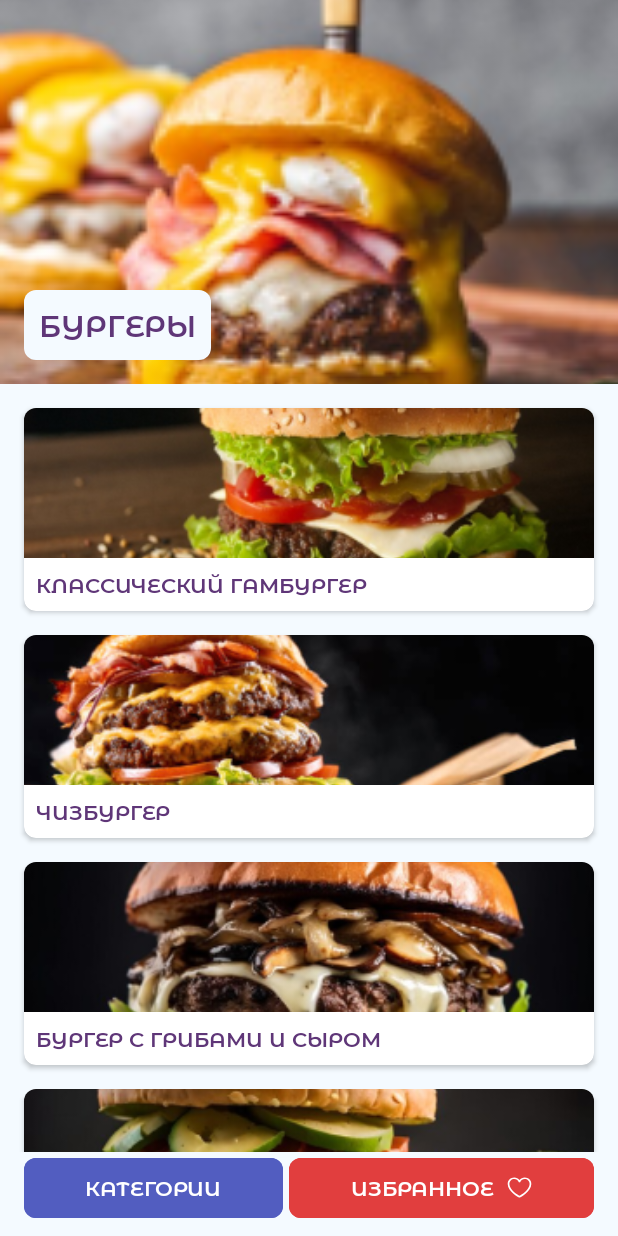
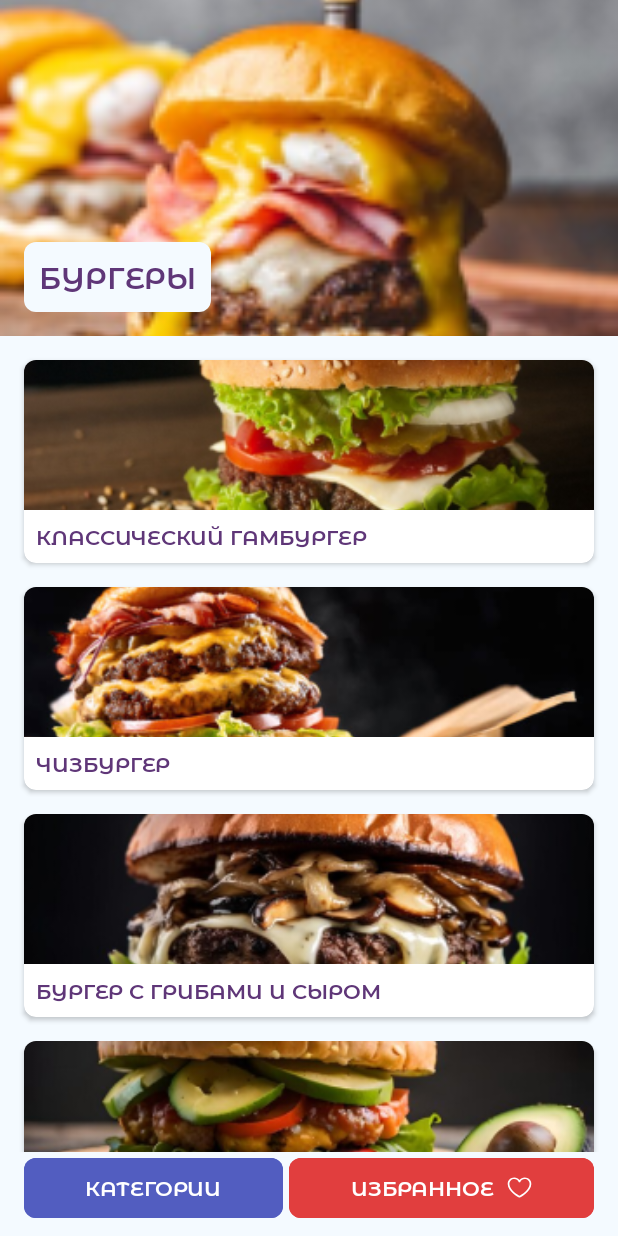
Before and after one commit to NurGuru/RecipesApp, an Android app: the screen it shows after launch (MainActivity), after a tap on "БУРГЕРЫ", on a phone screen of 412 x 824 dp. Run offline under Robolectric (Android 15) with nearby library versions, the phone set to English and light mode, and no system bars.

Commit message:
RA-11 Recipes Screen

```diff
--- a/app/src/main/java/ru/nurguru/recipesapp/RecipesListAdapter.kt
+++ b/app/src/main/java/ru/nurguru/recipesapp/RecipesListAdapter.kt
@@ -39,20 +39,22 @@ class RecipesListAdapter(
     }
 
     override fun onBindViewHolder(viewHolder: ViewHolder, position: Int) {
-        viewHolder.tvRecipeName.text = dataSet[position].title
-        viewHolder.cvRecipeItem.setOnClickListener {
+        with(viewHolder) {
+            tvRecipeName.text = dataSet[position].title
+            cvRecipeItem.setOnClickListener {
                 itemClickListener?.onItemClick(dataSet[position].id)
 
             }
             try {
                 val inputStream: InputStream? =
-                viewHolder.itemView.context.assets?.open(dataSet[position].imageUrl)
+                    itemView.context.assets?.open(dataSet[position].imageUrl)
                 val drawable = Drawable.createFromStream(inputStream, null)
-            viewHolder.ivRecipeImage.setImageDrawable(drawable)
+                ivRecipeImage.setImageDrawable(drawable)
             } catch (e: IOException) {
                 Log.e("error", "Ошибка при загрузке изображения", e)
-            viewHolder.ivRecipeImage.contentDescription =
+                ivRecipeImage.contentDescription =
                     "${R.string.content_description_recipes_cards} ${dataSet[position].title}"
+            }
         }
     }
 
--- a/app/src/main/java/ru/nurguru/recipesapp/RecipesListFragment.kt
+++ b/app/src/main/java/ru/nurguru/recipesapp/RecipesListFragment.kt
@@ -33,19 +33,13 @@ class RecipesListFragment : Fragment(R.layout.fragment_list_recipes) {
         super.onViewCreated(view, savedInstanceState)
         initBundleData()
         initRecycler()
-
-        binding.recept.text = categoryName
-
-        val inputStream: InputStream? =
-            categoryImageUrl?.let { view.context.assets?.open(it) }
-        val drawable = Drawable.createFromStream(inputStream, null)
-        binding.recipeImage.setImageDrawable(drawable)
+        initUI()
     }
 
     private fun initRecycler() {
         val recipesAdapter = RecipesListAdapter(
             dataSet = STUB.getRecipesByCategoryId(
-                categoryId = requireArguments().getInt(Constants.ARG_CATEGORY_ID)// кажись тут намудрил, но вроде все работает))
+                categoryId = requireArguments().getInt(Constants.ARG_CATEGORY_ID)
             )
         )
         binding.rvRecipes.adapter = recipesAdapter
@@ -74,4 +68,12 @@ class RecipesListFragment : Fragment(R.layout.fragment_list_recipes) {
             categoryImageUrl = requireArguments().getString(Constants.ARG_CATEGORY_IMAGE_URL)
         }
     }
+
+    private fun initUI(){
+        binding.tvRecipeTitle.text = categoryName
+        val inputStream: InputStream? =
+            categoryImageUrl?.let { view?.context?.assets?.open(it) }
+        val drawable = Drawable.createFromStream(inputStream, null)
+        binding.recipeImage.setImageDrawable(drawable)
+    }
 }
--- a/app/src/main/res/layout/fragment_list_recipes.xml
+++ b/app/src/main/res/layout/fragment_list_recipes.xml
@@ -11,10 +11,9 @@
         android:layout_height="match_parent"
         android:orientation="vertical">
 
-
         <androidx.constraintlayout.widget.ConstraintLayout
             android:layout_width="match_parent"
-            android:layout_height="256dp">
+            android:layout_height="@dimen/recipe_list_main_image_height">
 
             <ImageView
                 android:id="@+id/recipeImage"
@@ -25,7 +24,7 @@
                 android:src="@drawable/burger" />
 
             <TextView
-                android:id="@+id/recept"
+                android:id="@+id/tvRecipeTitle"
                 style="@style/StyleTitle20"
                 android:layout_width="wrap_content"
                 android:layout_height="wrap_content"
@@ -34,7 +33,10 @@
                 android:background="@drawable/shape_rounded_title"
                 android:gravity="center"
                 android:padding="10dp"
+                app:layout_constrainedWidth="true"
+                app:layout_constraintHorizontal_bias="0.0"
                 app:layout_constraintBottom_toBottomOf="parent"
+                app:layout_constraintEnd_toEndOf="parent"
                 app:layout_constraintStart_toStartOf="parent"
                 tools:text="Рецепт" />
 
@@ -46,7 +48,7 @@
             android:layout_height="wrap_content"
             android:layout_gravity="center"
             android:layout_marginHorizontal="@dimen/main_margin_half"
-            app:layoutManager="androidx.recyclerview.widget.GridLayoutManager"
+            app:layoutManager="androidx.recyclerview.widget.LinearLayoutManager"
             tools:itemCount="6"
             tools:listitem="@layout/item_recipe">
 
--- a/app/src/main/res/values/dimens.xml
+++ b/app/src/main/res/values/dimens.xml
@@ -4,4 +4,5 @@
     <dimen name="main_margin_half">8dp</dimen>
     <dimen name="corner_radius">8dp</dimen>
     <dimen name="tittle_text_size">14sp</dimen>
+    <dimen name="recipe_list_main_image_height">224dp</dimen>
 </resources>
```
Also changed, not shown: app/src/main/res/drawable/burger.png. Lines whose indentation alone changed are shown as unchanged.
